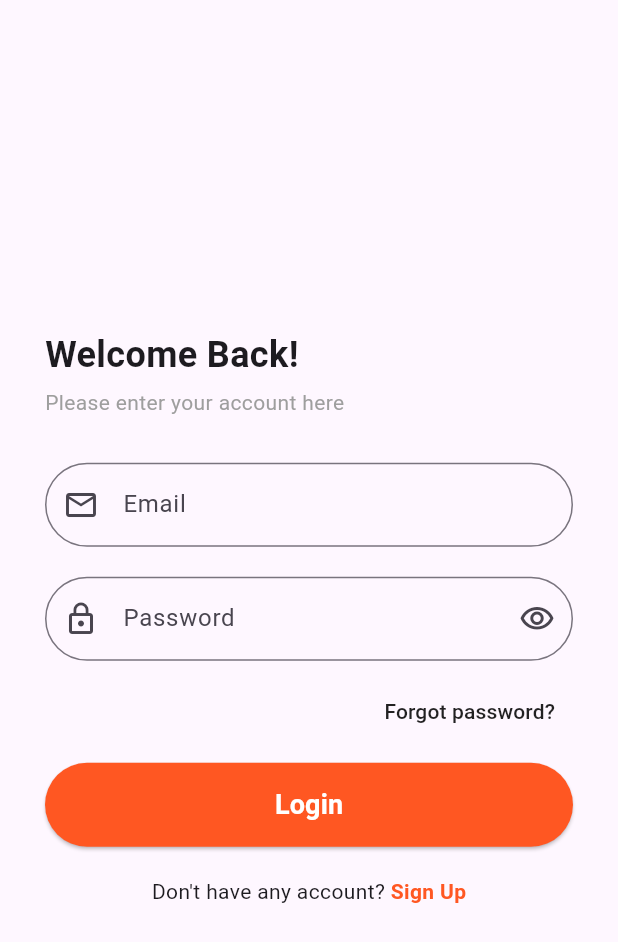
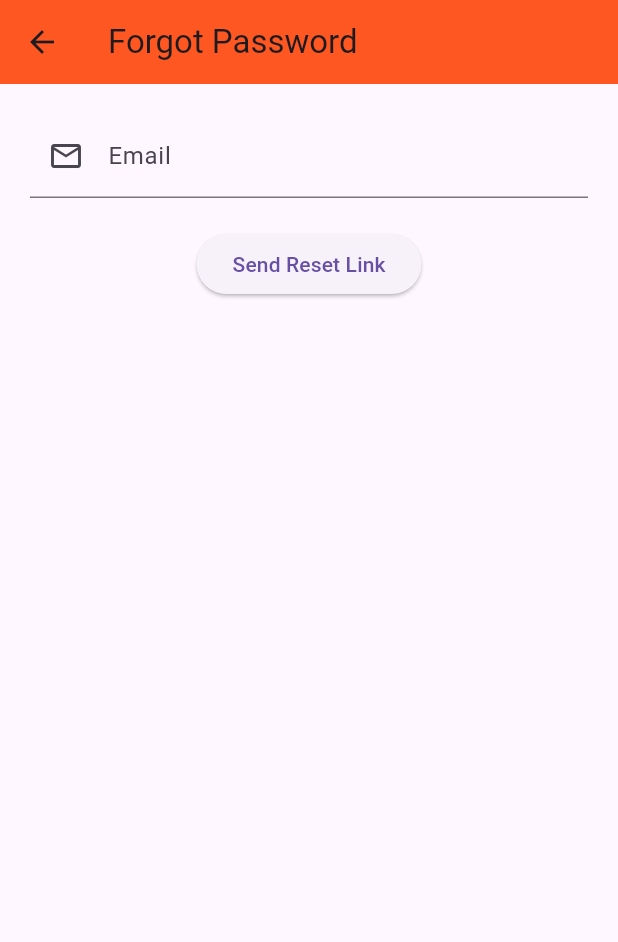
Before and after one commit to faithangel3003/recipe_app, a Flutter app: the screen it shows after launch, after a tap on "Get Started", after a tap on "Forgot password?", on a phone screen of 412 x 824 dp. Shown: the top 942 px of the screen. Run offline on Flutter 3.47's test engine with Material 3 defaults, Android fonts, the phone set to English and light mode, and no system bars; our stand-ins replace cloud_firestore, firebase_auth, firebase_core, google_fonts, image_picker, uni_links; missing offline and left inert: cloudinary_public; accounts and stored records are empty; network calls fail.

Commit message:
mana najud

```diff
--- /dev/null
+++ b/lib/auth/forgot_password_page.dart
@@ -0,0 +1,143 @@
+import 'package:flutter/material.dart';
+import 'package:firebase_auth/firebase_auth.dart';
+import 'package:flutter/foundation.dart' show kIsWeb;
+import 'reset_password_page.dart';
+import 'package:uni_links/uni_links.dart';
+import 'dart:async';
+
+class ForgotPasswordPage extends StatefulWidget {
+  const ForgotPasswordPage({super.key});
+
+  @override
+  State<ForgotPasswordPage> createState() => _ForgotPasswordPageState();
+}
+
+class _ForgotPasswordPageState extends State<ForgotPasswordPage> {
+  final TextEditingController _emailController = TextEditingController();
+  String? _message;
+  bool _isLoading = false;
+  StreamSubscription? _sub;
+
+  @override
+  void initState() {
+    super.initState();
+    if (!kIsWeb) _handleIncomingLinks();
+  }
+
+  @override
+  void dispose() {
+    _sub?.cancel();
+    super.dispose();
+  }
+
+  void _handleIncomingLinks() async {
+    _sub = linkStream.listen((String? link) {
+      if (link != null && link.contains("resetPassword")) {
+        Navigator.push(
+          context,
+          MaterialPageRoute(builder: (_) => ResetPasswordPage(link: link)),
+        );
+      }
+    });
+
+    final initialLink = await getInitialLink();
+    if (initialLink != null && initialLink.contains("resetPassword")) {
+      Navigator.push(
+        context,
+        MaterialPageRoute(builder: (_) => ResetPasswordPage(link: initialLink)),
+      );
+    }
+  }
+
+  Future<void> _sendResetEmail() async {
+    setState(() => _isLoading = true);
+    final email = _emailController.text.trim();
+
+    if (email.isEmpty) {
+      setState(() {
+        _message = "Please enter your email";
+        _isLoading = false;
+      });
+      return;
+    }
+
+    try {
+      final actionCodeSettings = ActionCodeSettings(
+        url: kIsWeb
+            ? "https://ingrdnts-f505f.firebaseapp.com/resetPassword"
+            : "ingrdnts://resetPassword",
+        handleCodeInApp: true,
+        androidPackageName: "com.example.ingrdnts",
+        androidInstallApp: true,
+        androidMinimumVersion: "21",
+        iOSBundleId: "com.example.ingrdnts",
+      );
+
+      await FirebaseAuth.instance.sendPasswordResetEmail(
+        email: email,
+        actionCodeSettings: actionCodeSettings,
+      );
+
+      setState(() {
+        _message =
+            "Password reset email sent to $email.\nCheck your inbox for the reset link.";
+      });
+    } on FirebaseAuthException catch (e) {
+      setState(() => _message = e.message);
+    } finally {
+      setState(() => _isLoading = false);
+    }
+  }
+
+  @override
+  Widget build(BuildContext context) {
+    return Scaffold(
+      appBar: AppBar(
+        title: const Text("Forgot Password"),
+        backgroundColor: Colors.deepOrange,
+      ),
+      body: Padding(
+        padding: const EdgeInsets.all(20),
+        child: Column(
+          children: [
+            TextField(
+              controller: _emailController,
+              decoration: const InputDecoration(
+                labelText: "Email",
+                prefixIcon: Icon(Icons.email_outlined),
+              ),
+            ),
+            const SizedBox(height: 20),
+            ElevatedButton(
+              onPressed: _isLoading ? null : _sendResetEmail,
+              child: _isLoading
+                  ? const CircularProgressIndicator(color: Colors.white)
+                  : const Text("Send Reset Link"),
+            ),
+            const SizedBox(height: 20),
+            if (kIsWeb)
+              ElevatedButton(
+                onPressed: () {
+                  Navigator.push(
+                    context,
+                    MaterialPageRoute(
+                      builder: (_) => const ResetPasswordPage(),
+                    ),
+                  );
+                },
+                child: const Text("Go to Reset Password Page"),
+              ),
+            if (_message != null) ...[
+              const SizedBox(height: 20),
+              Text(
+                _message!,
+                style: const TextStyle(color: Colors.green),
+                textAlign: TextAlign.center,
+              ),
+            ],
+          ],
+        ),
+      ),
+    );
+  }
+}
--- a/lib/auth/login.dart
+++ b/lib/auth/login.dart
@@ -1,3 +1,4 @@
+import 'package:final_proj/auth/forgot_password_page.dart';
 import 'package:final_proj/auth/signup.dart';
 import 'package:flutter/material.dart';
 import 'package:cloud_firestore/cloud_firestore.dart';
@@ -110,7 +111,14 @@ class _LoginScreenState extends State<LoginScreen> {
               Align(
                 alignment: Alignment.centerRight,
                 child: TextButton(
-                  onPressed: () {},
+                  onPressed: () {
+                    Navigator.push(
+                      context,
+                      MaterialPageRoute(
+                        builder: (context) => const ForgotPasswordPage(),
+                      ),
+                    );
+                  },
                   child: const Text(
                     "Forgot password?",
                     style: TextStyle(color: Colors.black87),
--- a/pubspec.yaml
+++ b/pubspec.yaml
@@ -21,6 +21,8 @@ dependencies:
   firebase_auth: ^6.0.2
   cloud_firestore: ^6.0.1
 
+  uni_links: ^0.5.1
+
 dev_dependencies:
   flutter_test:
     sdk: flutter
```
Also changed, not shown: lib/auth/reset_password_page.dart (added, +182 -0 lines), lib/auth/signup.dart (+30 -0 lines), pubspec.lock, 1 other file.
